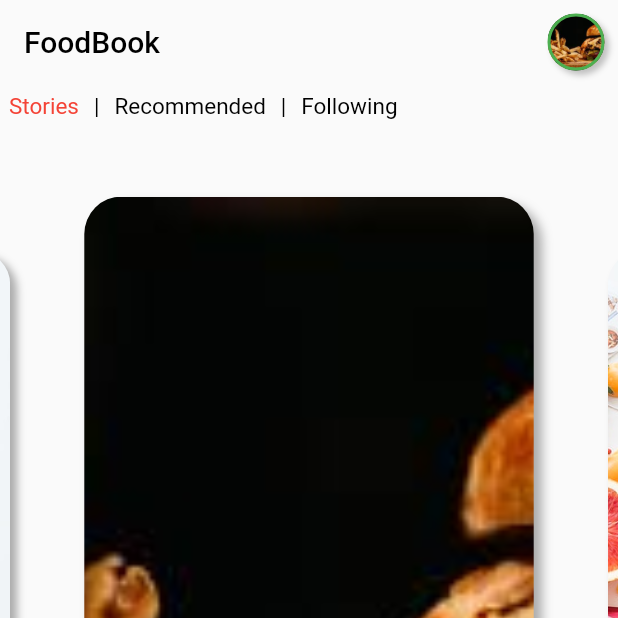
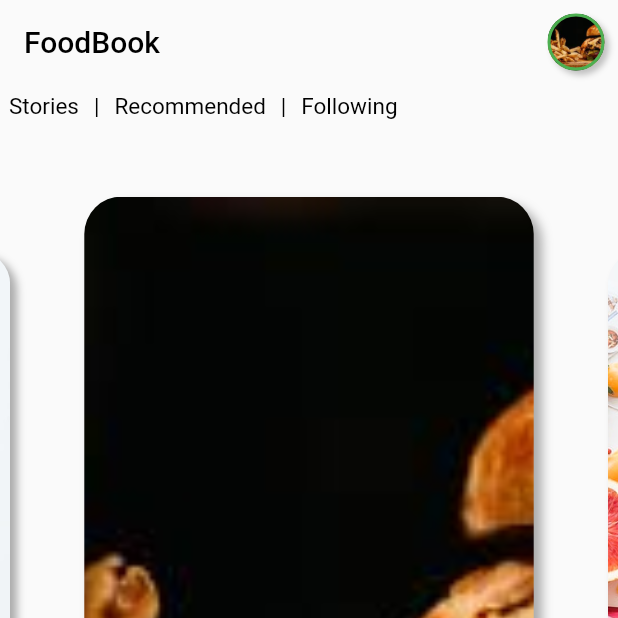
Before and after one commit to BijayJaishi/FoodBook, a Flutter app: the DashBoard screen opened by its route, on a phone screen of 412 x 824 dp, the top half of it. Run offline on Flutter 3.47's test engine with Material 2 defaults, Android fonts, the phone set to English and light mode, and no system bars; drawn by our look-alikes of carousel_slider; our stand-ins replace fluttertoast.

Commit message:
recommended layout edited

```diff
--- a/lib/UI/imageSlider.dart
+++ b/lib/UI/imageSlider.dart
@@ -22,6 +22,7 @@ class CarouselDemoState extends State<CarouselDemo> {
   var followers = "500";
   var _tags = "stories";
   bool isClicked = false;
+  Color textColor = Colors.black;
 
   List imgList = [
     AssetImage("assets/images/burger.jpg"),
@@ -55,10 +56,11 @@ class CarouselDemoState extends State<CarouselDemo> {
                 child: GestureDetector(
                   child: InkWell(
                     child: Text('Stories',
-                        style: TextStyle(fontSize: 15.0, color: Colors.red)),
+                        style: TextStyle(fontSize: 15.0, color: textColor)),
                     onTap: () {
                       setState(() {
                         _tags = "stories";
+                        textColor = Colors.red;
                       });
                     },
                   ),
@@ -69,7 +71,7 @@ class CarouselDemoState extends State<CarouselDemo> {
               Padding(
                 padding: const EdgeInsets.all(4.0),
                 child: Text('|',
-                    style: TextStyle(fontSize: 15.0, color: Colors.black)),
+                    style: TextStyle(fontSize: 15.0, color: textColor)),
               ),
 
               Padding(
@@ -79,11 +81,12 @@ class CarouselDemoState extends State<CarouselDemo> {
                       child: Text('Recommended',
                           style: TextStyle(
                             fontSize: 15.0,
-                            color: Colors.black,
+                            color: textColor,
                           )),
                       onTap: () {
                         setState(() {
                           _tags = "recommended";
+                          textColor = Colors.red;
                         });
 //                          getFollowing();
                         //Navigator.pushNamed(context, Following.id);
@@ -105,11 +108,12 @@ class CarouselDemoState extends State<CarouselDemo> {
                       child: Text('Following',
                           style: TextStyle(
                             fontSize: 15.0,
-                            color: Colors.black,
+                            color: textColor,
                           )),
                       onTap: () {
                         setState(() {
                           _tags = "following";
+                          textColor = Colors.red;
                         });
 //                          getFollowing();
                         //Navigator.pushNamed(context, Following.id);
```
Also changed, not shown: lib/UI/recommended.dart (+76 -20 lines).
